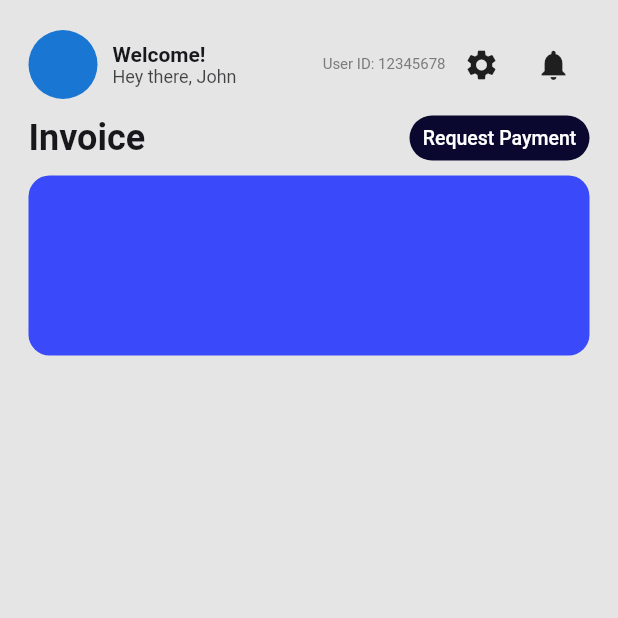
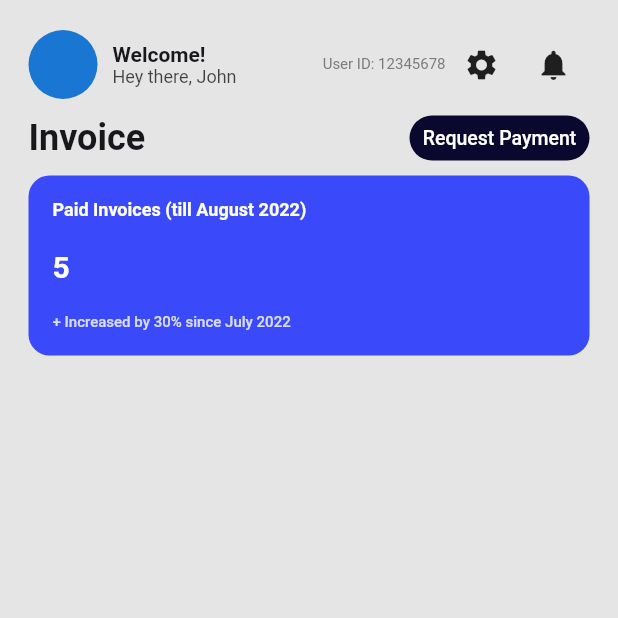
Before and after one commit to dunamislimitless/Tream, a Flutter app: the screen it shows after launch, on a phone screen of 412 x 824 dp, the top half of it. Run offline on Flutter 3.47's test engine with Material 2 defaults, Android fonts, the light colour scheme and no system bars.

Commit message:
second rainbow

```diff
--- a/lib/main.dart
+++ b/lib/main.dart
@@ -3,6 +3,7 @@ import 'package:flutter/material.dart';
 
 void main() {
   runApp(const MaterialApp(
+    debugShowCheckedModeBanner: false,
     title: 'Invoice Pages',
     home: InvoicePage(),
   ));
--- a/lib/presentation/invoice_page.dart
+++ b/lib/presentation/invoice_page.dart
@@ -89,7 +89,48 @@ class InvoicePage extends StatelessWidget {
                   decoration: BoxDecoration(
                       color: Color(0XFF3A49F9),
                       borderRadius: BorderRadius.circular(14)),
+                  child: Padding(
+                    padding: const EdgeInsets.all(16.0),
+                    child: Column(
+                      children: [
+                        Row(
+                          children: const [
+                            Text(
+                              'Paid Invoices (till August 2022)',
+                              style: TextStyle(
+                                  fontSize: 12.0,
+                                  fontWeight: FontWeight.w600,
+                                  color: Color(0XFFFFFFFF)),
+                            ),
+                            Spacer(),
+                          ],
+                        ),
+                        const Spacer(),
+                        Row(
+                          children: const [
+                            Text(
+                              '5',
+                              style: TextStyle(
+                                  fontSize: 20.0,
+                                  fontWeight: FontWeight.w700,
+                                  color: Color(0XFFFFFFFF)),
                             )
+                          ],
+                        ),
+                        Spacer(),
+                        Row(children: [
+                          Text(
+                            '+ Increased by 30% since July 2022',
+                            style: TextStyle(
+                              fontSize: 10.0,
+                              fontWeight: FontWeight.w500,
+                              color: const Color(0XFFFFFFFF).withOpacity(.80),
+                            ),
+                          ),
+                        ])
+                      ],
+                    ),
+                  )),
             ],
           ),
         ),
```
Lines whose indentation alone changed are shown as unchanged.
